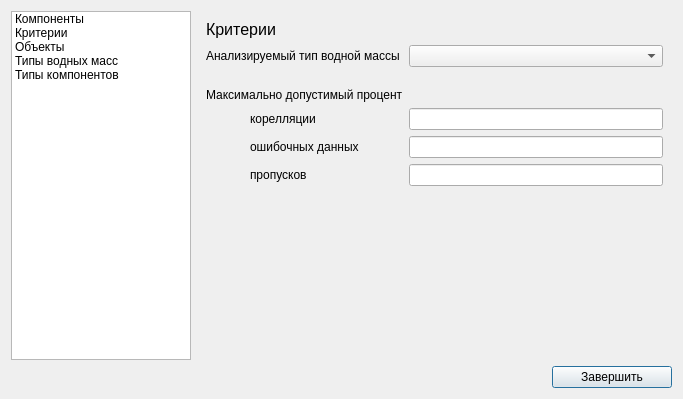
Old version of the form editor.ui in the repository ArtemHodeev/Gidrolog.
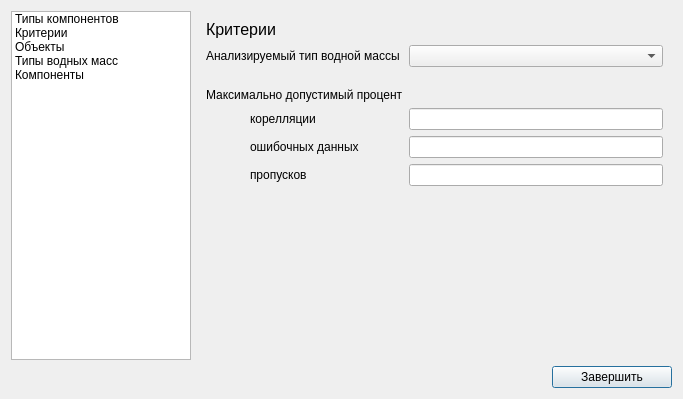
New version of the form.

```diff
--- a/editor.ui
+++ b/editor.ui
@@ -53,7 +53,7 @@
      </property>
      <item>
       <property name="text">
-       <string>Компоненты</string>
+       <string>Типы компонентов</string>
       </property>
      </item>
      <item>
@@ -73,7 +73,7 @@
      </item>
      <item>
       <property name="text">
-       <string>Типы компонентов</string>
+       <string>Компоненты</string>
       </property>
      </item>
     </widget>
```
